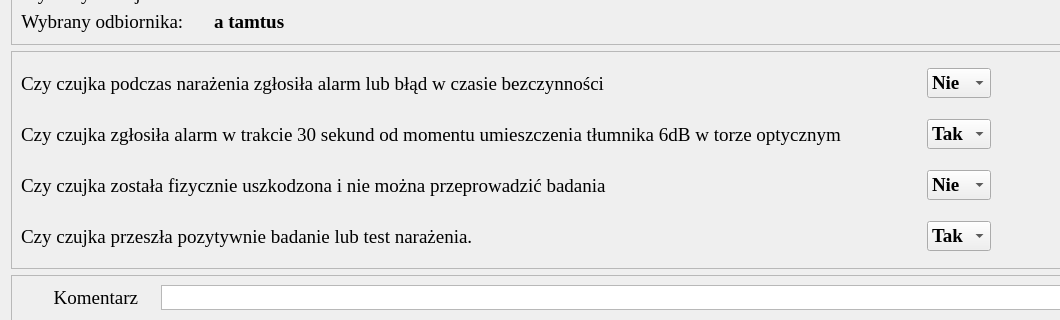
Above: CzujkiLinioweApp/oknopotwierdzenienarazenia.ui from wiacekmarcin/CzujkiLiniowe before the change; both pictures show x 0 to 1060 and y 370 to 690 of the 1200 by 879 pixel window. Below: the same form after it.
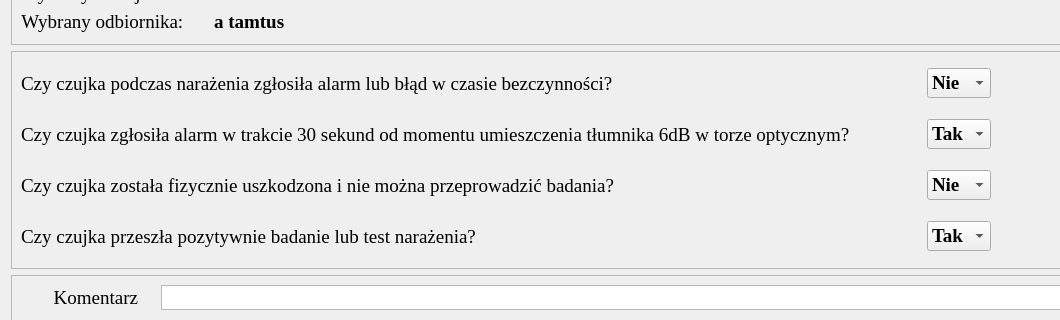
That is the form after the change. Icons and pictures are not drawn.

```diff
--- a/CzujkiLinioweApp/oknopotwierdzenienarazenia.ui
+++ b/CzujkiLinioweApp/oknopotwierdzenienarazenia.ui
@@ -362,7 +362,7 @@
          </font>
         </property>
         <property name="text">
-         <string>Czy czujka zgłosiła alarm w trakcie 30 sekund od momentu umieszczenia tłumnika 6dB w torze optycznym</string>
+         <string>Czy czujka zgłosiła alarm w trakcie 30 sekund od momentu umieszczenia tłumnika 6dB w torze optycznym?</string>
         </property>
         <property name="wordWrap">
          <bool>true</bool>
@@ -434,7 +434,7 @@
          </font>
         </property>
         <property name="text">
-         <string>Czy czujka została fizycznie uszkodzona i nie można przeprowadzić badania</string>
+         <string>Czy czujka została fizycznie uszkodzona i nie można przeprowadzić badania?</string>
         </property>
         <property name="wordWrap">
          <bool>true</bool>
@@ -500,7 +500,7 @@
          </font>
         </property>
         <property name="text">
-         <string>Czy czujka przeszła pozytywnie badanie lub test narażenia.</string>
+         <string>Czy czujka przeszła pozytywnie badanie lub test narażenia?</string>
         </property>
        </widget>
       </item>
@@ -563,7 +563,7 @@
          </font>
         </property>
         <property name="text">
-         <string>Czy czujka podczas narażenia zgłosiła alarm lub błąd w czasie bezczynności</string>
+         <string>Czy czujka podczas narażenia zgłosiła alarm lub błąd w czasie bezczynności?</string>
         </property>
         <property name="wordWrap">
          <bool>true</bool>
```
